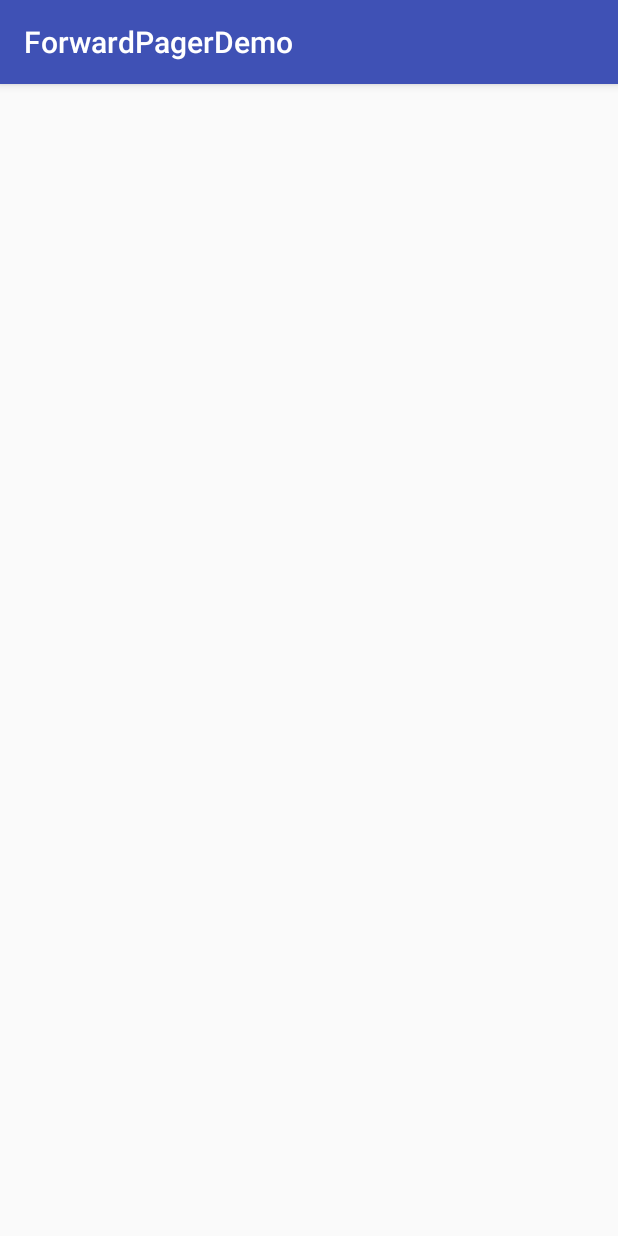
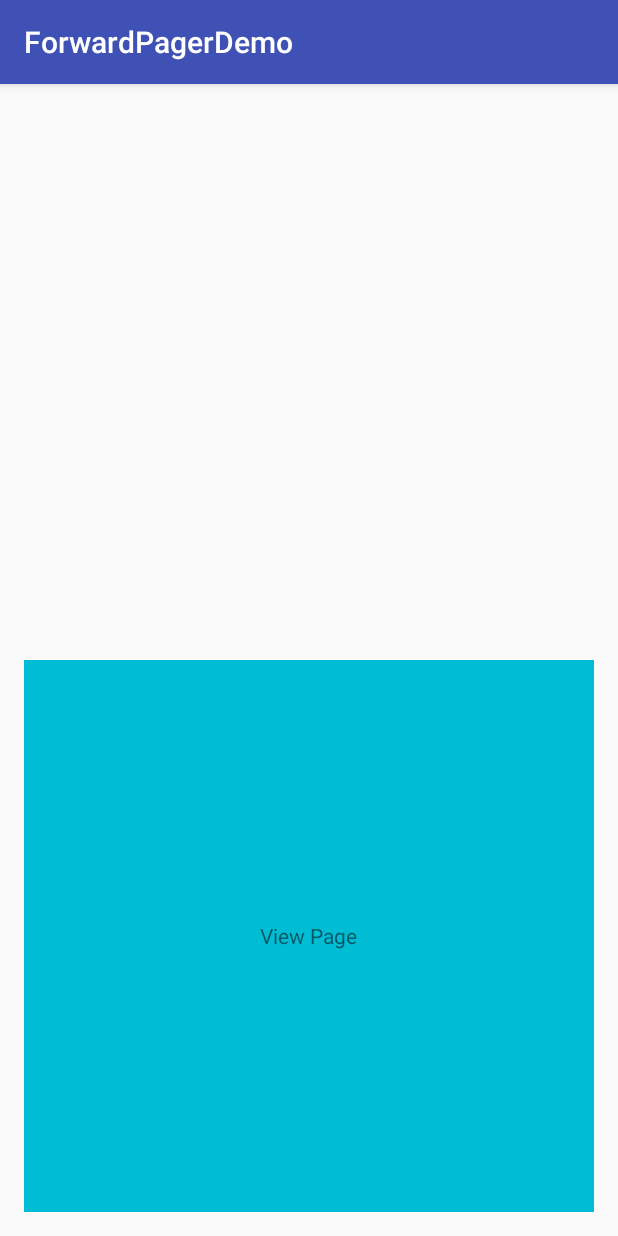
Before and after one commit to o4wcoder/ForwardPagerDemo, an Android app: the screen it shows after launch (MainActivity), on a phone screen of 412 x 824 dp. Run offline under Robolectric (Android 15) with nearby library versions, the phone set to English and light mode, and no system bars.

Commit message:
Got pager working with color swapping between

```diff
--- /dev/null
+++ b/app/src/main/java/com/fourthwardmobile/forwardpagerdemo/ForwardPagerAdapter.java
@@ -0,0 +1,45 @@
+package com.fourthwardmobile.forwardpagerdemo;
+
+import android.content.Context;
+import android.support.v4.view.PagerAdapter;
+import android.view.LayoutInflater;
+import android.view.View;
+import android.view.ViewGroup;
+
+/**
+ * Created by Chris Hare on 1/6/2017.
+ */
+
+public class ForwardPagerAdapter extends PagerAdapter{
+
+    private Context mContext;
+
+    public ForwardPagerAdapter(Context context) {
+
+        mContext = context;
+    }
+
+    @Override
+    public Object instantiateItem(ViewGroup container, int position) {
+
+        LayoutInflater inflater = LayoutInflater.from(mContext);
+        ViewGroup layout = (ViewGroup)inflater.inflate(R.layout.pager_item,container,false);
+        container.addView(layout);
+        return layout;
+    }
+
+    @Override
+    public int getCount() {
+        return 3;
+    }
+
+    @Override
+    public void destroyItem(ViewGroup container, int position, Object view) {
+        container.removeView((View)view);
+    }
+
+    @Override
+    public boolean isViewFromObject(View view, Object object) {
+        return view == object;
+    }
+}
--- a/app/src/main/java/com/fourthwardmobile/forwardpagerdemo/MainActivity.java
+++ b/app/src/main/java/com/fourthwardmobile/forwardpagerdemo/MainActivity.java
@@ -1,13 +1,106 @@
 package com.fourthwardmobile.forwardpagerdemo;
 
+import android.animation.ArgbEvaluator;
+import android.support.v4.content.ContextCompat;
+import android.support.v4.view.ViewPager;
 import android.support.v7.app.AppCompatActivity;
 import android.os.Bundle;
+import android.view.View;
 
 public class MainActivity extends AppCompatActivity {
+
+    int mColor1;
+    int mColor2;
+    int mColor3;
+    int[] mColorList;
+
+    ViewPager mViewPager;
+
 
     @Override
     protected void onCreate(Bundle savedInstanceState) {
         super.onCreate(savedInstanceState);
         setContentView(R.layout.activity_main);
+
+        mColor1 = ContextCompat.getColor(this,R.color.cyan);
+        mColor2 = ContextCompat.getColor(this,R.color.orange);
+        mColor3 = ContextCompat.getColor(this,R.color.green);
+        mColorList = new int[]{mColor1,mColor2,mColor3};
+
+        mViewPager = (ViewPager)findViewById(R.id.viewPager);
+        mViewPager.setAdapter(new ForwardPagerAdapter(this));
+        mViewPager.setPageTransformer(true,new DepthPageTransformer());
+
+
+
+        mViewPager.addOnPageChangeListener(new ViewPager.OnPageChangeListener() {
+            @Override
+            public void onPageScrolled(int position, float positionOffset, int positionOffsetPixels) {
+
+                //Fade between colors
+                ArgbEvaluator evaluator = new ArgbEvaluator();
+                int colorUpdate = (Integer) evaluator.evaluate(positionOffset,mColorList[position],
+                        mColorList[position == 2 ? position : position + 1]);
+                mViewPager.setBackgroundColor(colorUpdate);
+            }
+
+            @Override
+            public void onPageSelected(int position) {
+
+                switch (position) {
+                    case 0:
+                        mViewPager.setBackgroundColor(mColor1);
+                        break;
+                    case 1:
+                        mViewPager.setBackgroundColor(mColor2);
+                        break;
+                    case 2:
+                        mViewPager.setBackgroundColor(mColor3);
+                        break;
+                }
+            }
+
+            @Override
+            public void onPageScrollStateChanged(int state) {
+
+            }
+        });
+    }
+
+    public class DepthPageTransformer implements ViewPager.PageTransformer {
+        private static final float MIN_SCALE = 0.75f;
+
+        public void transformPage(View view, float position) {
+            int pageWidth = view.getWidth();
+
+            if (position < -1) { // [-Infinity,-1)
+                // This page is way off-screen to the left.
+                view.setAlpha(0);
+
+            } else if (position <= 0) { // [-1,0]
+                // Use the default slide transition when moving to the left page
+                view.setAlpha(1);
+                view.setTranslationX(0);
+                view.setScaleX(1);
+                view.setScaleY(1);
+
+            } else if (position <= 1) { // (0,1]
+                // Fade the page out.
+                view.setAlpha(1 - position);
+
+                // Counteract the default slide transition
+                view.setTranslationX(pageWidth * -position);
+
+                // Scale the page down (between MIN_SCALE and 1)
+                float scaleFactor = MIN_SCALE
+                        + (1 - MIN_SCALE) * (1 - Math.abs(position));
+                view.setScaleX(scaleFactor);
+                view.setScaleY(scaleFactor);
+
+            } else { // (1,+Infinity]
+                // This page is way off-screen to the right.
+                view.setAlpha(0);
+            }
+        }
     }
 }
--- /dev/null
+++ b/app/src/main/res/layout/pager_item.xml
@@ -0,0 +1,12 @@
+<?xml version="1.0" encoding="utf-8"?>
+<LinearLayout xmlns:android="http://schemas.android.com/apk/res/android"
+    android:orientation="vertical" android:layout_width="match_parent"
+    android:layout_height="match_parent">
+    <TextView
+        android:layout_width="wrap_content"
+        android:layout_height="match_parent"
+        android:layout_gravity="center"
+        android:gravity="center"
+        android:text="View Page"/>
+
+</LinearLayout>
--- a/app/src/main/res/values/colors.xml
+++ b/app/src/main/res/values/colors.xml
@@ -3,4 +3,8 @@
     <color name="colorPrimary">#3F51B5</color>
     <color name="colorPrimaryDark">#303F9F</color>
     <color name="colorAccent">#FF4081</color>
+
+    <color name="cyan">#00BCD4</color>
+    <color name="orange">#FF9800</color>
+    <color name="green">#4CAF50</color>
 </resources>
```
